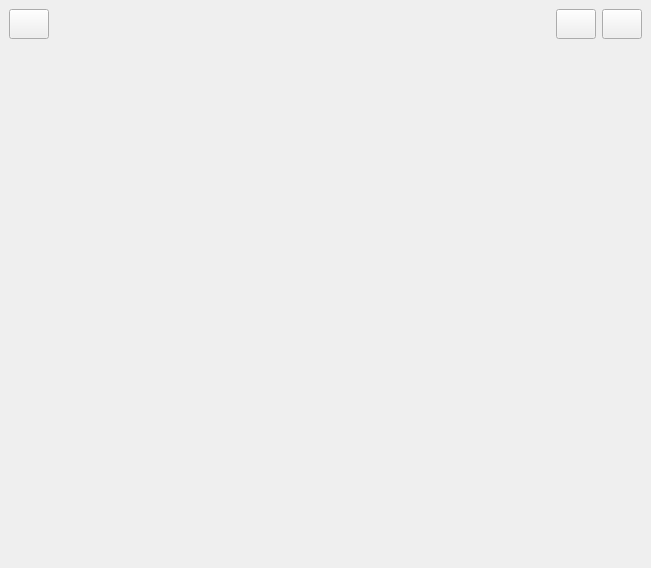
First picture: the form in memberform.ui, repository fatemebd/Library, before the edit.
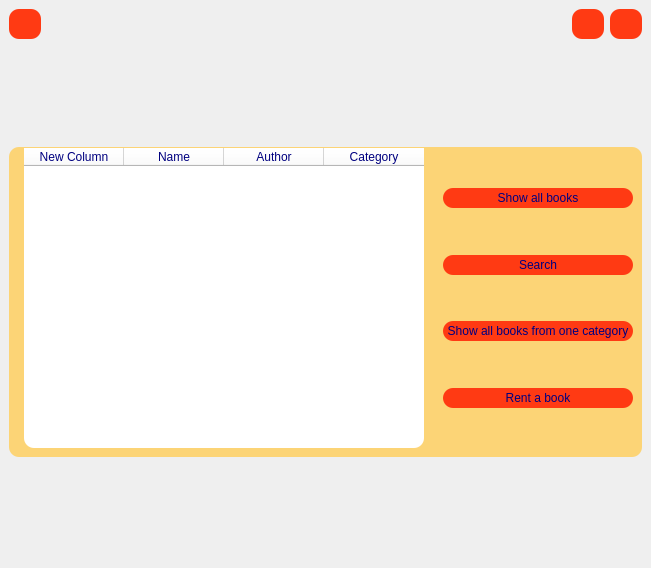
Second picture: the form after the edit. Icons and pictures are not drawn.

The edit to the form file:
```diff
--- a/memberform.ui
+++ b/memberform.ui
@@ -13,6 +13,20 @@
   <property name="windowTitle">
    <string>MainWindow</string>
   </property>
+  <property name="styleSheet">
+   <string notr="true">#memberform
+{
+border-image :  url(:/images/images/Library-Wallpaper-19-2560x1600-1.jpg)
+}
+QPushButton
+{
+background-color:rgb(255, 58, 19);
+border-radius : 10px;
+}
+QPushButton:hover{
+background-color: rgb(249, 255, 198);
+}</string>
+  </property>
   <widget class="QWidget" name="centralwidget">
    <layout class="QVBoxLayout" name="verticalLayout_2">
     <item>
@@ -88,11 +102,321 @@
      </spacer>
     </item>
     <item>
-     <layout class="QHBoxLayout" name="horizontalLayout_2">
-      <property name="topMargin">
-       <number>20</number>
+     <widget class="QWidget" name="w1" native="true">
+      <property name="styleSheet">
+       <string notr="true">QWidget{
+color:rgb(0, 0, 127);
+background-color: rgba(255, 205, 88,0.8);
+border-radius : 10px;
+
+}
+QLineEdit
+{
+background-color: white;
+border-radius : 10px;
+}
+
+QPushButton
+{
+background-color:rgb(255, 58, 19);
+border-radius : 10px;
+}
+QPushButton:hover{
+background-color:  rgb(139, 193, 14);
+}
+QLabel
+{
+background-color: rgba(255, 205, 88,0.3);
+color:rgb(0, 0, 107);
+}
+</string>
       </property>
-     </layout>
+      <layout class="QHBoxLayout" name="horizontalLayout_2">
+       <property name="topMargin">
+        <number>1</number>
+       </property>
+       <item>
+        <layout class="QGridLayout" name="gridLayout">
+         <property name="rightMargin">
+          <number>0</number>
+         </property>
+         <item row="0" column="1">
+          <widget class="QTableWidget" name="table">
+           <property name="sizePolicy">
+            <sizepolicy hsizetype="Minimum" vsizetype="Fixed">
+             <horstretch>0</horstretch>
+             <verstretch>0</verstretch>
+            </sizepolicy>
+           </property>
+           <property name="minimumSize">
+            <size>
+             <width>400</width>
+             <height>300</height>
+            </size>
+           </property>
+           <property name="styleSheet">
+            <string notr="true">background-color:white;
+border-radus: 15px;</string>
+           </property>
+           <column>
+            <property name="text">
+             <string>New Column</string>
+            </property>
+           </column>
+           <column>
+            <property name="text">
+             <string>Name</string>
+            </property>
+           </column>
+           <column>
+            <property name="text">
+             <string>Author</string>
+            </property>
+           </column>
+           <column>
+            <property name="text">
+             <string>Category</string>
+            </property>
+           </column>
+          </widget>
+         </item>
+         <item row="0" column="0">
+          <spacer name="horizontalSpacer_7">
+           <property name="orientation">
+            <enum>Qt::Horizontal</enum>
+           </property>
+           <property name="sizeHint" stdset="0">
+            <size>
+             <width>40</width>
+             <height>20</height>
+            </size>
+           </property>
+          </spacer>
+         </item>
+        </layout>
+       </item>
+       <item>
+        <spacer name="horizontalSpacer_6">
+         <property name="orientation">
+          <enum>Qt::Horizontal</enum>
+         </property>
+         <property name="sizeHint" stdset="0">
+          <size>
+           <width>40</width>
+           <height>20</height>
+          </size>
+         </property>
+        </spacer>
+       </item>
+       <item>
+        <layout class="QVBoxLayout" name="verticalLayout">
+         <property name="topMargin">
+          <number>0</number>
+         </property>
+         <property name="bottomMargin">
+          <number>0</number>
+         </property>
+         <item>
+          <spacer name="verticalSpacer_6">
+           <property name="orientation">
+            <enum>Qt::Vertical</enum>
+           </property>
+           <property name="sizeHint" stdset="0">
+            <size>
+             <width>20</width>
+             <height>40</height>
+            </size>
+           </property>
+          </spacer>
+         </item>
+         <item>
+          <layout class="QHBoxLayout" name="horizontalLayout_4">
+           <property name="topMargin">
+            <number>0</number>
+           </property>
+           <item>
+            <spacer name="horizontalSpacer_3">
+             <property name="orientation">
+              <enum>Qt::Horizontal</enum>
+             </property>
+             <property name="sizeHint" stdset="0">
+              <size>
+               <width>40</width>
+               <height>20</height>
+              </size>
+             </property>
+            </spacer>
+           </item>
+           <item>
+            <widget class="QPushButton" name="show">
+             <property name="minimumSize">
+              <size>
+               <width>190</width>
+               <height>20</height>
+              </size>
+             </property>
+             <property name="text">
+              <string>Show all books</string>
+             </property>
+            </widget>
+           </item>
+          </layout>
+         </item>
+         <item>
+          <spacer name="verticalSpacer_3">
+           <property name="orientation">
+            <enum>Qt::Vertical</enum>
+           </property>
+           <property name="sizeHint" stdset="0">
+            <size>
+             <width>20</width>
+             <height>40</height>
+            </size>
+           </property>
+          </spacer>
+         </item>
+         <item>
+          <layout class="QHBoxLayout" name="horizontalLayout_3">
+           <property name="topMargin">
+            <number>0</number>
+           </property>
+           <item>
+            <spacer name="horizontalSpacer_2">
+             <property name="orientation">
+              <enum>Qt::Horizontal</enum>
+             </property>
+             <property name="sizeHint" stdset="0">
+              <size>
+               <width>40</width>
+               <height>20</height>
+              </size>
+             </property>
+            </spacer>
+           </item>
+           <item>
+            <widget class="QPushButton" name="search">
+             <property name="minimumSize">
+              <size>
+               <width>190</width>
+               <height>20</height>
+              </size>
+             </property>
+             <property name="text">
+              <string>Search</string>
+             </property>
+            </widget>
+           </item>
+          </layout>
+         </item>
+         <item>
+          <spacer name="verticalSpacer_4">
+           <property name="orientation">
+            <enum>Qt::Vertical</enum>
+           </property>
+           <property name="sizeHint" stdset="0">
+            <size>
+             <width>20</width>
+             <height>40</height>
+            </size>
+           </property>
+          </spacer>
+         </item>
+         <item>
+          <layout class="QHBoxLayout" name="horizontalLayout_5">
+           <property name="topMargin">
+            <number>0</number>
+           </property>
+           <item>
+            <spacer name="horizontalSpacer_4">
+             <property name="orientation">
+              <enum>Qt::Horizontal</enum>
+             </property>
+             <property name="sizeHint" stdset="0">
+              <size>
+               <width>40</width>
+               <height>20</height>
+              </size>
+             </property>
+            </spacer>
+           </item>
+           <item>
+            <widget class="QPushButton" name="showcat">
+             <property name="minimumSize">
+              <size>
+               <width>190</width>
+               <height>20</height>
+              </size>
+             </property>
+             <property name="text">
+              <string>Show all books from one category</string>
+             </property>
+            </widget>
+           </item>
+          </layout>
+         </item>
+         <item>
+          <spacer name="verticalSpacer_5">
+           <property name="orientation">
+            <enum>Qt::Vertical</enum>
+           </property>
+           <property name="sizeHint" stdset="0">
+            <size>
+             <width>20</width>
+             <height>40</height>
+            </size>
+           </property>
+          </spacer>
+         </item>
+         <item>
+          <layout class="QHBoxLayout" name="horizontalLayout_6">
+           <property name="topMargin">
+            <number>0</number>
+           </property>
+           <item>
+            <spacer name="horizontalSpacer_5">
+             <property name="orientation">
+              <enum>Qt::Horizontal</enum>
+             </property>
+             <property name="sizeHint" stdset="0">
+              <size>
+               <width>40</width>
+               <height>20</height>
+              </size>
+             </property>
+            </spacer>
+           </item>
+           <item>
+            <widget class="QPushButton" name="rent">
+             <property name="minimumSize">
+              <size>
+               <width>190</width>
+               <height>20</height>
+              </size>
+             </property>
+             <property name="text">
+              <string>Rent a book</string>
+             </property>
+            </widget>
+           </item>
+          </layout>
+         </item>
+         <item>
+          <spacer name="verticalSpacer_7">
+           <property name="orientation">
+            <enum>Qt::Vertical</enum>
+           </property>
+           <property name="sizeHint" stdset="0">
+            <size>
+             <width>20</width>
+             <height>40</height>
+            </size>
+           </property>
+          </spacer>
+         </item>
+        </layout>
+       </item>
+      </layout>
+     </widget>
     </item>
     <item>
      <spacer name="verticalSpacer">
```
Left out of the diff: 19 changed lines with no effect on the pictures.
